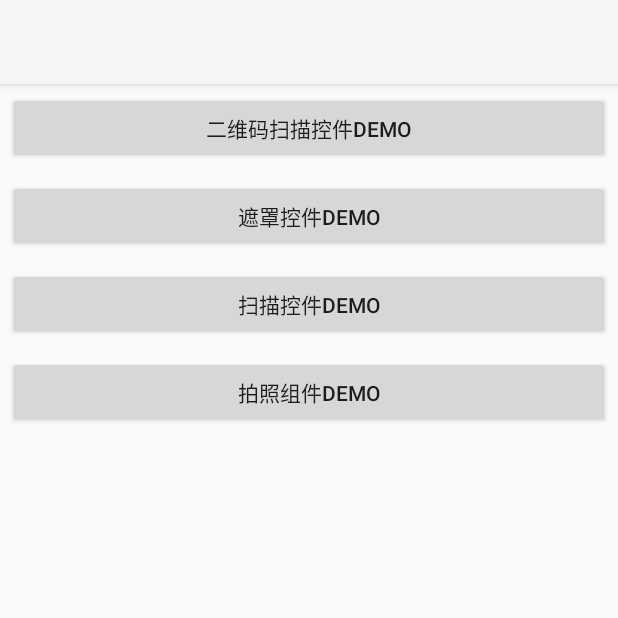
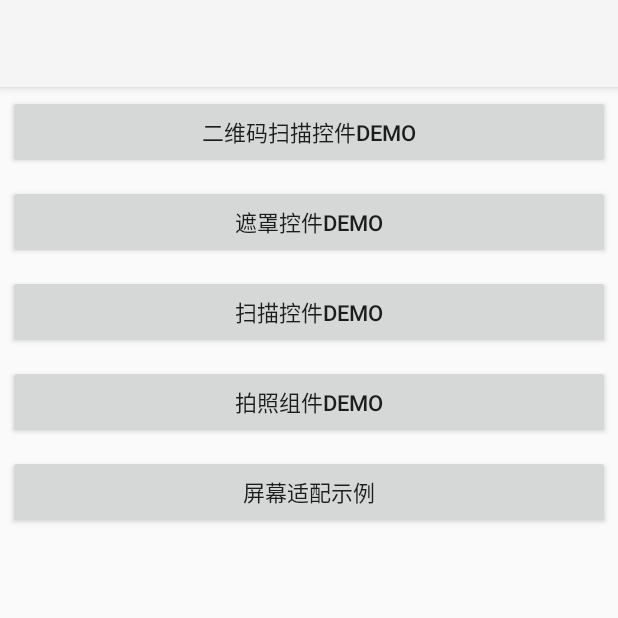
Before and after one commit to xuyanjiaoa/BaseDemo, an Android app: the screen it shows after launch (MainActivity), on a phone screen of 412 x 824 dp, the top half of it. Run offline under Robolectric (Android 15) with nearby library versions, the phone set to English and light mode, and no system bars.

Commit message:
新增屏幕适配功能示例代码

```diff
--- a/app/src/main/AndroidManifest.xml
+++ b/app/src/main/AndroidManifest.xml
@@ -3,16 +3,19 @@
     package="com.emp.yjy.basedemo">
 
     <uses-permission android:name="android.permission.CAMERA" />
+
     <uses-feature android:name="android.hardware.camera.autofocus" />
-    <uses-feature android:name ="android.hardware.camera" />
+    <uses-feature android:name="android.hardware.camera" />
 
     <application
+        android:name=".App"
         android:allowBackup="true"
         android:icon="@mipmap/ic_launcher"
         android:label="@string/app_name"
         android:roundIcon="@mipmap/ic_launcher_round"
         android:supportsRtl="true"
         android:theme="@style/Theme.BaseDemo">
+        <activity android:name=".ScreenAutoSizeDemoActivity"></activity>
         <activity android:name=".MainActivity">
             <intent-filter>
                 <action android:name="android.intent.action.MAIN" />
--- /dev/null
+++ b/app/src/main/java/com/emp/yjy/basedemo/App.java
@@ -0,0 +1,20 @@
+package com.emp.yjy.basedemo;
+
+import android.app.Application;
+
+import com.emp.yjy.baselib.screen.ScreenAdapter;
+
+/**
+ * @author Created by LRH
+ * @date 2020/12/7 11:08
+ */
+public class App extends Application {
+    @Override
+    public void onCreate() {
+        super.onCreate();
+
+        //屏幕适配，设计图宽度为400dp，基于宽度适配。适配单位为dp
+        ScreenAdapter.autoSize(this, 400, ScreenAdapter.MATCH_BASE_WIDTH, ScreenAdapter.MATCH_UNIT_DP);
+
+    }
+}
--- a/app/src/main/java/com/emp/yjy/basedemo/MainActivity.java
+++ b/app/src/main/java/com/emp/yjy/basedemo/MainActivity.java
@@ -17,6 +17,7 @@ public class MainActivity extends BaseActivity implements View.OnClickListener {
     private Button mBtnCameraLensView;
     private Button mBtnScanView;
     private Button mBtnCameraView;
+    private Button mBtnScreenAutoSize;
 
     @Override
     protected void initData() {
@@ -29,6 +30,7 @@ public class MainActivity extends BaseActivity implements View.OnClickListener {
         mBtnCameraLensView = findViewById(R.id.btn_camera_lens_view);
         mBtnScanView = findViewById(R.id.btn_scan_view);
         mBtnCameraView = findViewById(R.id.btn_camera_view);
+        mBtnScreenAutoSize = findViewById(R.id.screen_auto_size);
     }
 
     @Override
@@ -43,6 +45,7 @@ public class MainActivity extends BaseActivity implements View.OnClickListener {
         mBtnCameraLensView.setOnClickListener(this::onClick);
         mBtnScanView.setOnClickListener(this::onClick);
         mBtnCameraView.setOnClickListener(this::onClick);
+        mBtnScreenAutoSize.setOnClickListener(this::onClick);
 
     }
 
@@ -62,6 +65,9 @@ public class MainActivity extends BaseActivity implements View.OnClickListener {
             case R.id.btn_camera_view:
                 jumpToActivity(CameraViewDemoActivity.class);
                 break;
+            case R.id.screen_auto_size:
+                jumpToActivity(ScreenAutoSizeDemoActivity.class);
+                break;
             default:
                 break;
         }
--- a/app/src/main/res/layout/activity_main.xml
+++ b/app/src/main/res/layout/activity_main.xml
@@ -39,6 +39,14 @@
            android:layout_height="wrap_content" />
 
 
+       <Button
+           android:text="屏幕适配示例"
+           android:id="@+id/screen_auto_size"
+           android:layout_width="match_parent"
+           android:layout_margin="5dp"
+           android:layout_height="wrap_content" />
+
+
 
 
 
```
Also changed, not shown: app/src/main/java/com/emp/yjy/basedemo/ScreenAutoSizeDemoActivity.java (added, +40 -0 lines), app/src/main/res/layout/activity_screen_auto_size_demo.xml (added, +35 -0 lines).
